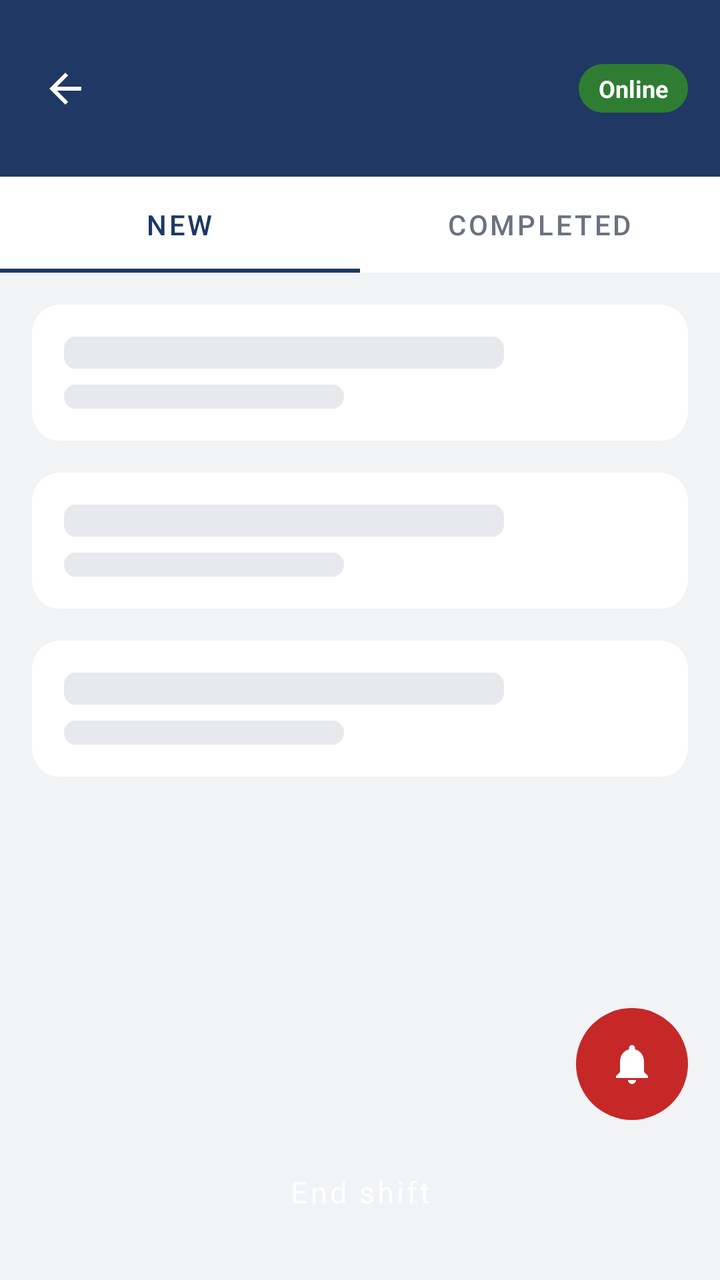
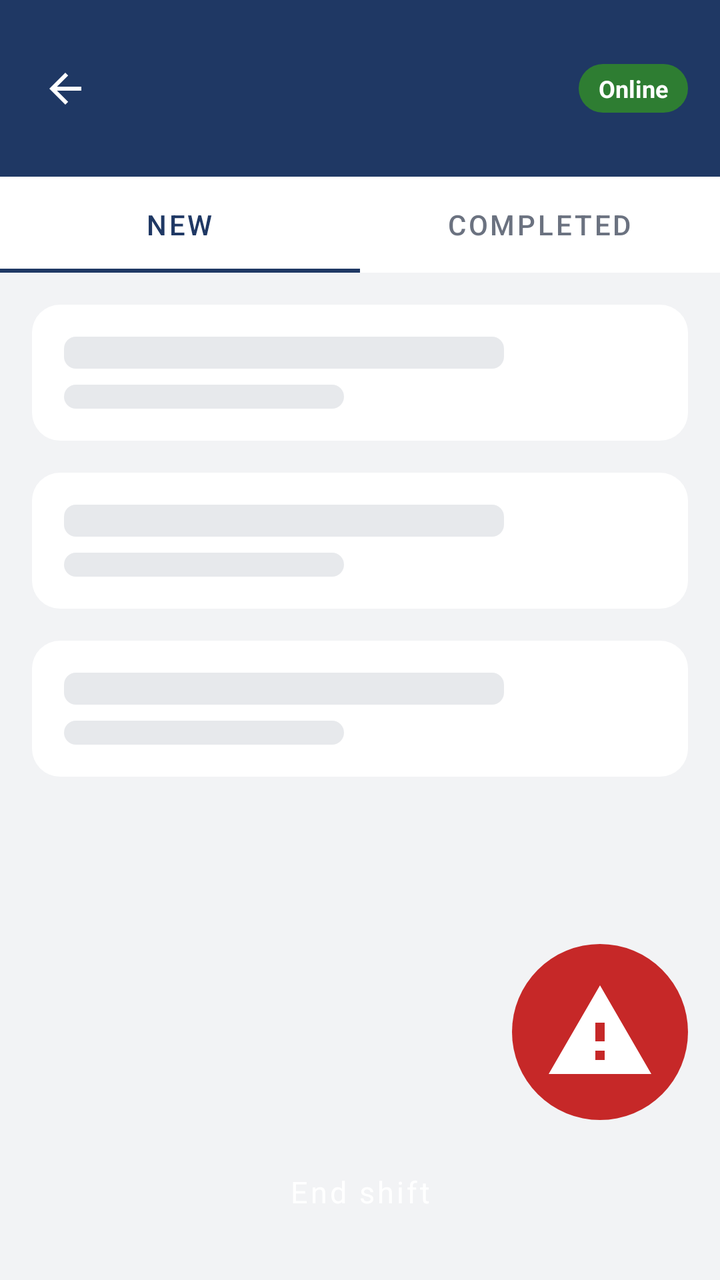

Before-and-after screenshots of an Android layout around one commit, followed by the original layout XML and the change that was made.
<!-- AndroidManifest.xml: activity theme Theme.OfficerApp.NoActionBar -->
<!-- res/layout/activity_mission_list.xml -->
<?xml version="1.0" encoding="utf-8"?>
<androidx.constraintlayout.widget.ConstraintLayout xmlns:android="http://schemas.android.com/apk/res/android"
    xmlns:app="http://schemas.android.com/apk/res-auto"
    android:layout_width="match_parent"
    android:layout_height="match_parent"
    android:background="@color/bg_canvas"
    android:fitsSystemWindows="true">

    <androidx.constraintlayout.widget.ConstraintLayout
        android:id="@+id/topBar"
        style="@style/AppTopBar"
        android:layout_width="0dp"
        android:layout_height="wrap_content"
        app:layout_constraintEnd_toEndOf="parent"
        app:layout_constraintStart_toStartOf="parent"
        app:layout_constraintTop_toTopOf="parent">

        <ImageButton
            android:id="@+id/btnBack"
            android:layout_width="@dimen/tap_target_min"
            android:layout_height="@dimen/tap_target_min"
            android:layout_marginStart="-8dp"
            android:background="?attr/selectableItemBackgroundBorderless"
            android:contentDescription="@string/generic_back"
            android:src="@drawable/ic_back"
            app:layout_constraintStart_toStartOf="parent"
            app:layout_constraintTop_toTopOf="parent"
            app:layout_constraintBottom_toBottomOf="parent" />

        <TextView
            android:id="@+id/tvTopBarTitle"
            style="@style/AppTopBar.Title"
            android:layout_width="wrap_content"
            android:layout_height="wrap_content"
            android:layout_marginStart="8dp"
            app:layout_constraintStart_toEndOf="@id/btnBack"
            app:layout_constraintTop_toTopOf="parent"
            app:layout_constraintBottom_toBottomOf="parent" />

        <TextView
            android:id="@+id/tvStatusPill"
            style="@style/StatusPill"
            android:layout_width="wrap_content"
            android:layout_height="wrap_content"
            android:background="@drawable/pill_active"
            android:text="@string/status_online"
            app:layout_constraintEnd_toEndOf="parent"
            app:layout_constraintTop_toTopOf="parent"
            app:layout_constraintBottom_toBottomOf="parent" />
    </androidx.constraintlayout.widget.ConstraintLayout>

    <com.google.android.material.tabs.TabLayout
        android:id="@+id/tabLayout"
        android:layout_width="0dp"
        android:layout_height="wrap_content"
        android:background="@color/bg_card"
        app:layout_constraintEnd_toEndOf="parent"
        app:layout_constraintStart_toStartOf="parent"
        app:layout_constraintTop_toBottomOf="@id/topBar"
        app:tabIndicatorColor="@color/brand"
        app:tabSelectedTextColor="@color/brand"
        app:tabTextColor="@color/text_secondary">

        <com.google.android.material.tabs.TabItem
            android:layout_width="wrap_content"
            android:layout_height="wrap_content"
            android:text="@string/tab_new" />

        <com.google.android.material.tabs.TabItem
            android:layout_width="wrap_content"
            android:layout_height="wrap_content"
            android:text="@string/tab_completed" />
    </com.google.android.material.tabs.TabLayout>

    <LinearLayout
        android:id="@+id/groupOfflineNotice"
        android:layout_width="0dp"
        android:layout_height="wrap_content"
        android:layout_marginStart="@dimen/space_m"
        android:layout_marginEnd="@dimen/space_m"
        android:layout_marginTop="@dimen/space_m"
        android:orientation="horizontal"
        android:visibility="gone"
        app:layout_constraintEnd_toEndOf="parent"
        app:layout_constraintStart_toStartOf="parent"
        app:layout_constraintTop_toBottomOf="@id/tabLayout">

        <View
            android:layout_width="4dp"
            android:layout_height="match_parent"
            android:background="@color/pending" />

        <LinearLayout
            style="@style/CardSurface"
            android:layout_width="0dp"
            android:layout_height="wrap_content"
            android:layout_weight="1"
            android:orientation="vertical">

            <TextView
                android:layout_width="match_parent"
                android:layout_height="wrap_content"
                android:text="@string/shift_saved_on_phone"
                android:textColor="@color/text_primary"
                android:textSize="@dimen/text_title"
                android:textStyle="bold" />

            <TextView
                android:id="@+id/tvSavedDetail"
                android:layout_width="match_parent"
                android:layout_height="wrap_content"
                android:layout_marginTop="@dimen/space_s"
                android:text="@string/missions_error_body"
                android:textColor="@color/text_secondary"
                android:textSize="@dimen/text_body" />
        </LinearLayout>
    </LinearLayout>

    <ViewFlipper
        android:id="@+id/flipper"
        android:layout_width="0dp"
        android:layout_height="0dp"
        app:layout_constraintBottom_toTopOf="@id/btnEndShift"
        app:layout_constraintEnd_toEndOf="parent"
        app:layout_constraintStart_toStartOf="parent"
        app:layout_constraintTop_toBottomOf="@id/groupOfflineNotice">

        <LinearLayout
            android:layout_width="match_parent"
            android:layout_height="match_parent"
            android:orientation="vertical"
            android:padding="@dimen/space_m">

            <include layout="@layout/item_mission_skeleton" />
            <include layout="@layout/item_mission_skeleton" />
            <include layout="@layout/item_mission_skeleton" />
        </LinearLayout>

        <androidx.swiperefreshlayout.widget.SwipeRefreshLayout
            android:id="@+id/swipeRefresh"
            android:layout_width="match_parent"
            android:layout_height="match_parent">

            <androidx.recyclerview.widget.RecyclerView
                android:id="@+id/recyclerMissions"
                android:layout_width="match_parent"
                android:layout_height="match_parent"
                android:clipToPadding="false"
                android:paddingHorizontal="@dimen/space_m"
                android:paddingTop="@dimen/space_m"
                android:paddingBottom="@dimen/space_l" />
        </androidx.swiperefreshlayout.widget.SwipeRefreshLayout>

        <LinearLayout
            android:layout_width="match_parent"
            android:layout_height="match_parent"
            android:gravity="center"
            android:orientation="vertical"
            android:padding="@dimen/space_xl">

            <TextView
                android:layout_width="wrap_content"
                android:layout_height="wrap_content"
                android:text="@string/missions_empty_title"
                android:textColor="@color/text_primary"
                android:textSize="@dimen/text_title"
                android:textStyle="bold" />

            <TextView
                android:layout_width="match_parent"
                android:layout_height="wrap_content"
                android:layout_marginTop="@dimen/space_s"
                android:gravity="center"
                android:text="@string/missions_empty_body"
                android:textColor="@color/text_secondary"
                android:textSize="@dimen/text_body" />
        </LinearLayout>

        <LinearLayout
            android:layout_width="match_parent"
            android:layout_height="match_parent"
            android:gravity="center"
            android:orientation="vertical"
            android:padding="@dimen/space_xl">

            <TextView
                android:layout_width="wrap_content"
                android:layout_height="wrap_content"
                android:text="@string/missions_error_title"
                android:textColor="@color/text_primary"
                android:textSize="@dimen/text_title"
                android:textStyle="bold" />

            <TextView
                android:layout_width="match_parent"
                android:layout_height="wrap_content"
                android:layout_marginTop="@dimen/space_s"
                android:gravity="center"
                android:text="@string/missions_error_body"
                android:textColor="@color/text_secondary"
                android:textSize="@dimen/text_body" />

            <Button
                android:id="@+id/btnTryAgain"
                style="@style/Button.Outline"
                android:layout_width="wrap_content"
                android:layout_height="wrap_content"
                android:layout_marginTop="@dimen/space_m"
                android:text="@string/missions_try_again" />
        </LinearLayout>
    </ViewFlipper>

    <Button
        android:id="@+id/btnEndShift"
        style="@style/Button.Outline"
        android:layout_width="0dp"
        android:layout_height="56dp"
        android:layout_margin="@dimen/space_m"
        android:backgroundTint="@color/urgent_alert"
        android:text="@string/shift_end_button"
        android:textColor="@color/white"
        app:layout_constraintBottom_toBottomOf="parent"
        app:layout_constraintEnd_toEndOf="parent"
        app:layout_constraintStart_toStartOf="parent" />

    <ImageButton
        android:id="@+id/btnPanicCircle"
        android:layout_width="56dp"
        android:layout_height="56dp"
        android:layout_marginEnd="@dimen/space_m"
        android:layout_marginBottom="80dp"
        android:background="@drawable/bg_panic_circle"
        android:src="@drawable/ic_bell"
        android:scaleType="centerInside"
        app:tint="@color/white"
        app:layout_constraintBottom_toBottomOf="parent"
        app:layout_constraintEnd_toEndOf="parent" />

</androidx.constraintlayout.widget.ConstraintLayout>
<!-- res/layout/item_mission_skeleton.xml (included above) -->
<?xml version="1.0" encoding="utf-8"?>
<LinearLayout xmlns:android="http://schemas.android.com/apk/res/android"
    android:layout_width="match_parent"
    android:layout_height="wrap_content"
    android:layout_marginBottom="@dimen/space_m"
    android:background="@drawable/bg_card"
    android:orientation="vertical"
    android:padding="@dimen/space_m">

    <View
        android:layout_width="220dp"
        android:layout_height="16dp"
        android:background="@drawable/bg_skeleton" />

    <View
        android:layout_width="140dp"
        android:layout_height="12dp"
        android:layout_marginTop="@dimen/space_s"
        android:background="@drawable/bg_skeleton" />
</LinearLayout>
<!-- resources referenced by this layout -->
<resources>
  <color name="bg_canvas">#F2F3F5</color>
  <color name="bg_card">#FFFFFF</color>
  <color name="brand">#1F3864</color>
  <color name="pending">#F9A825</color>
  <color name="text_primary">#1C1E21</color>
  <color name="text_secondary">#6B7280</color>
  <color name="urgent_alert">#C62828</color>
  <color name="white">#FFFFFF</color>
  <dimen name="space_l">24dp</dimen>
  <dimen name="space_m">16dp</dimen>
  <dimen name="space_s">8dp</dimen>
  <dimen name="space_xl">32dp</dimen>
  <dimen name="tap_target_min">48dp</dimen>
  <dimen name="text_body">15sp</dimen>
  <dimen name="text_title">18sp</dimen>
  <!-- drawable bg_card (drawable) -->
  <?xml version="1.0" encoding="utf-8"?>
  <shape xmlns:android="http://schemas.android.com/apk/res/android" android:shape="rectangle">
      <solid android:color="@color/bg_card" />
      <corners android:radius="14dp" />
  </shape>
  <!-- drawable bg_panic_circle (drawable) -->
  <?xml version="1.0" encoding="utf-8"?>
  <ripple xmlns:android="http://schemas.android.com/apk/res/android" android:color="#33FFFFFF">
      <item>
          <shape android:shape="oval">
              <solid android:color="@color/urgent_alert" />
          </shape>
      </item>
  </ripple>
  <!-- drawable bg_skeleton (drawable) -->
  <?xml version="1.0" encoding="utf-8"?>
  <shape xmlns:android="http://schemas.android.com/apk/res/android" android:shape="rectangle">
      <solid android:color="@color/skeleton" />
      <corners android:radius="6dp" />
  </shape>
  <!-- drawable ic_bell (drawable) -->
  <?xml version="1.0" encoding="utf-8"?>
  <vector xmlns:android="http://schemas.android.com/apk/res/android"
      android:width="24dp"
      android:height="24dp"
      android:viewportWidth="24"
      android:viewportHeight="24">
      <path
          android:fillColor="#FFFFFF"
          android:pathData="M12,22c1.1,0 2,-0.9 2,-2h-4c0,1.1 0.9,2 2,2zM18,16v-5c0,-3.07 -1.63,-5.64 -4.5,-6.32V4c0,-0.83 -0.67,-1.5 -1.5,-1.5s-1.5,0.67 -1.5,1.5v0.68C7.64,5.36 6,7.92 6,11v5l-2,2v1h16v-1l-2,-2z" />
  </vector>
  <!-- drawable pill_active (drawable) -->
  <?xml version="1.0" encoding="utf-8"?>
  <shape xmlns:android="http://schemas.android.com/apk/res/android" android:shape="rectangle">
      <solid android:color="@color/active_ok" />
      <corners android:radius="20dp" />
  </shape>
  <string name="generic_back">Back</string>
  <string name="missions_empty_body">New missions arrive here as soon as dispatch sends them. You will get a notification.</string>
  <string name="missions_empty_title">Nothing assigned yet</string>
  <string name="missions_error_body">Check your connection and try again. Nothing you saved has been lost.</string>
  <string name="missions_error_title">Could not load missions</string>
  <string name="missions_try_again">Try again</string>
  <string name="shift_end_button">End shift</string>
  <string name="shift_saved_on_phone">Saved on this phone</string>
  <string name="status_online">Online</string>
  <string name="tab_completed">Completed</string>
  <string name="tab_new">New</string>
  <style name="AppTopBar.Title">
          <item name="android:textColor">@color/text_on_brand</item>
          <item name="android:textSize">@dimen/text_title</item>
          <item name="android:textStyle">bold</item>
      </style>
  <style name="CardSurface">
          <item name="android:background">@drawable/bg_card</item>
          <item name="android:padding">@dimen/space_m</item>
      </style>
  <style name="Theme.OfficerApp.NoActionBar" parent="Theme.OfficerApp" />
  <color name="skeleton">#E7E9EC</color>
  <color name="active_ok">#2E7D32</color>
  <color name="text_on_brand">#FFFFFF</color>
  <color name="input_border">#D8DCE2</color>
  <dimen name="text_button">15sp</dimen>
  <dimen name="corner_radius_button">10dp</dimen>
  <dimen name="text_caption">12sp</dimen>
  <color name="brand_dark">#16294B</color>
  <color name="accent">#2E5496</color>
  <!-- unchanged entries left out for length: 5 -->
</resources>

<!-- the commit's change to res/layout/activity_mission_list.xml (unified diff, before → after) -->
@@ -225,13 +225,14 @@
 
     <ImageButton
         android:id="@+id/btnPanicCircle"
-        android:layout_width="56dp"
-        android:layout_height="56dp"
+        android:layout_width="88dp"
+        android:layout_height="88dp"
         android:layout_marginEnd="@dimen/space_m"
         android:layout_marginBottom="80dp"
         android:background="@drawable/bg_panic_circle"
-        android:src="@drawable/ic_bell"
-        android:scaleType="centerInside"
+        android:src="@drawable/ic_warning"
+        android:scaleType="fitCenter"
+        android:padding="16dp"
         app:tint="@color/white"
         app:layout_constraintBottom_toBottomOf="parent"
         app:layout_constraintEnd_toEndOf="parent" />
<!-- resource entries referenced after the edit -->
@@ -36,7 +36,7 @@
       <solid android:color="@color/skeleton" />
       <corners android:radius="6dp" />
   </shape>
-  <!-- drawable ic_bell (drawable) -->
+  <!-- drawable ic_warning (drawable) -->
   <?xml version="1.0" encoding="utf-8"?>
   <vector xmlns:android="http://schemas.android.com/apk/res/android"
       android:width="24dp"
@@ -45,7 +45,7 @@
       android:viewportHeight="24">
       <path
           android:fillColor="#FFFFFF"
-          android:pathData="M12,22c1.1,0 2,-0.9 2,-2h-4c0,1.1 0.9,2 2,2zM18,16v-5c0,-3.07 -1.63,-5.64 -4.5,-6.32V4c0,-0.83 -0.67,-1.5 -1.5,-1.5s-1.5,0.67 -1.5,1.5v0.68C7.64,5.36 6,7.92 6,11v5l-2,2v1h16v-1l-2,-2z" />
+          android:pathData="M1,21h22L12,2 1,21zM13,18h-2v-2h2v2zM13,14h-2v-4h2v4z" />
   </vector>
   <!-- drawable pill_active (drawable) -->
   <?xml version="1.0" encoding="utf-8"?>
